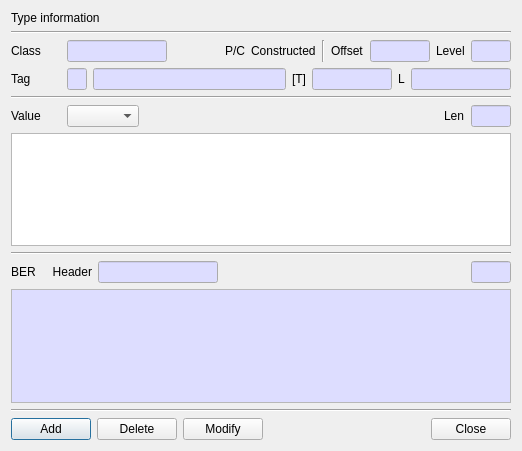
Above: BerEditor/edit_value_dlg.ui from jykim74/BerEditor before the change. Below: the same form after it.
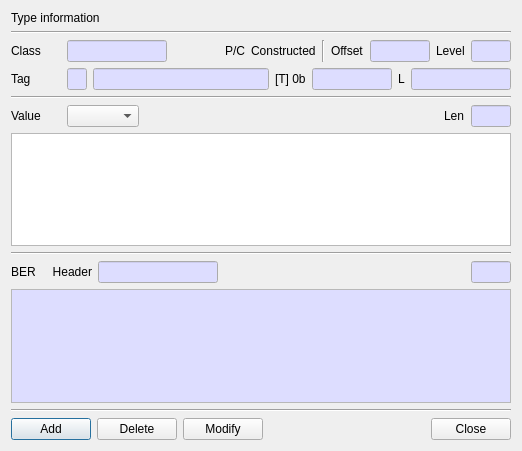
That is the form after the change.

What changed in the file:
```diff
--- a/BerEditor/edit_value_dlg.ui
+++ b/BerEditor/edit_value_dlg.ui
@@ -372,7 +372,7 @@
      <item>
       <widget class="QLabel" name="label_10">
        <property name="text">
-        <string>[T]</string>
+        <string>[T] 0b</string>
        </property>
       </widget>
      </item>
```
